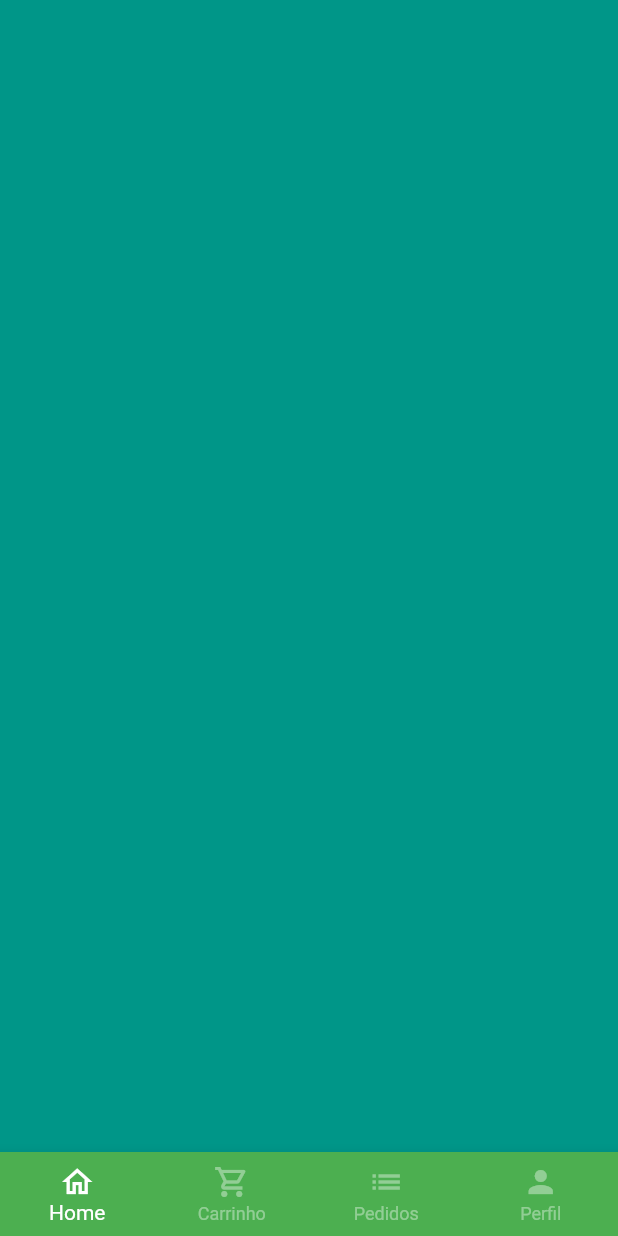
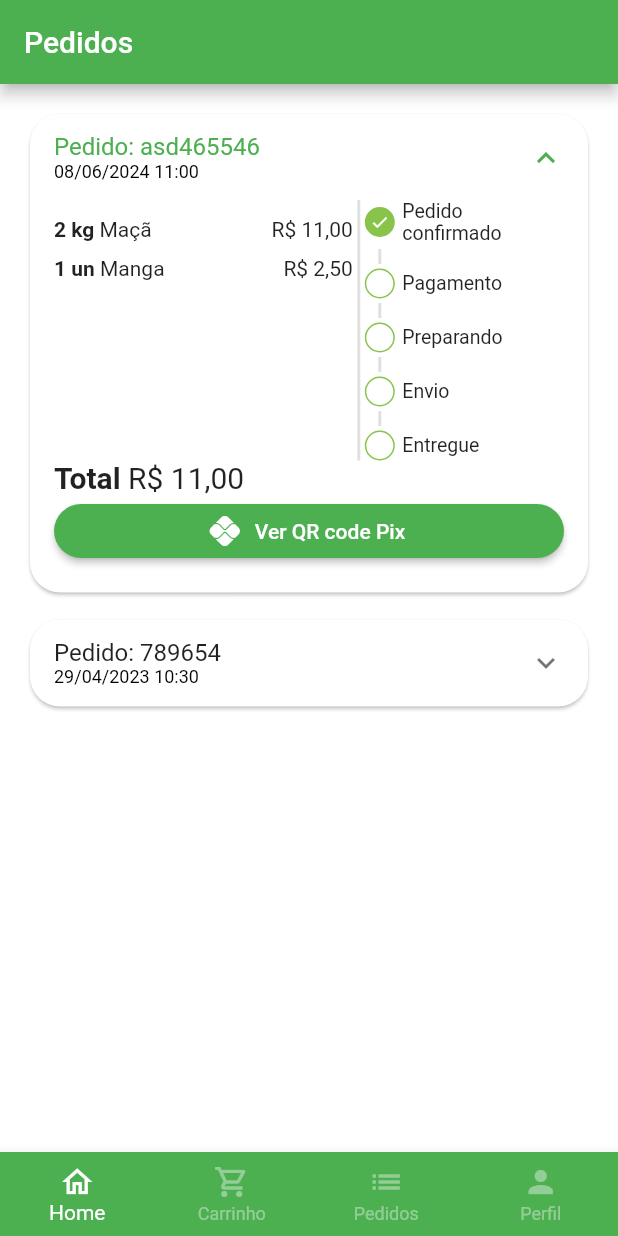
Before and after one commit to JoaoFelipeDev/Quitanda, a Flutter app: the BaseScreen screen opened directly, swiped to page 3, on a phone screen of 412 x 824 dp. Run offline on Flutter 3.47's test engine with Material 2 defaults, Android fonts, the phone set to English and light mode, and no system bars; our stand-ins replace animated_text_kit, badges, mask_text_input_formatter, qr_flutter; missing offline and left inert: dart:ffi.

Commit message:
Terminada tela de pedidos

```diff
--- a/lib/src/config/app_data.dart
+++ b/lib/src/config/app_data.dart
@@ -2,6 +2,7 @@ import 'package:quitanda/src/models/cart_item_model.dart';
 import 'package:quitanda/src/models/user_model.dart';
 
 import '../models/item_model.dart';
+import '../models/order_model.dart';
 
 ItemModel apple = ItemModel(
   description:
@@ -89,3 +90,29 @@ UserModel user = UserModel(
     celular: '99 9999 99999',
     cpf: '999.999.999-99',
     senha: '');
+
+List<OrderModel> orders = [
+  OrderModel(
+    copyAndPaste: 'Aweas31465asdwd',
+    createdDateTime: DateTime.parse('2024-06-08 11:00:10.458'),
+    id: 'asd465546',
+    overdueDateTime: DateTime.now(),
+    status: 'pending_payment',
+    total: 11.0,
+    items: [
+      CartItemModel(item: apple, quantity: 2),
+      CartItemModel(item: mango, quantity: 1),
+    ],
+  ),
+  OrderModel(
+    copyAndPaste: '1234poi',
+    createdDateTime: DateTime.now(),
+    id: '789654',
+    overdueDateTime: DateTime.now(),
+    status: 'refunded',
+    total: 11.0,
+    items: [
+      CartItemModel(item: guava, quantity: 2),
+    ],
+  ),
+];
--- /dev/null
+++ b/lib/src/models/order_model.dart
@@ -0,0 +1,21 @@
+import 'package:quitanda/src/models/cart_item_model.dart';
+
+class OrderModel {
+  String id;
+  DateTime createdDateTime;
+  DateTime overdueDateTime;
+  List<CartItemModel> items;
+  String status;
+  String copyAndPaste;
+  double total;
+
+  OrderModel({
+    required this.copyAndPaste,
+    required this.createdDateTime,
+    required this.id,
+    required this.items,
+    required this.overdueDateTime,
+    required this.status,
+    required this.total,
+  });
+}
--- a/lib/src/pages/base/base_screen.dart
+++ b/lib/src/pages/base/base_screen.dart
@@ -2,6 +2,7 @@ import 'package:flutter/material.dart';
 import 'package:quitanda/src/pages/home/home_tab.dart';
 
 import '../cart/cart_tab.dart';
+import '../orders/orders_tab.dart';
 import '../profile/profile_tab.dart';
 
 class BaseScreen extends StatefulWidget {
@@ -21,13 +22,11 @@ class _BaseScreenState extends State<BaseScreen> {
       body: PageView(
         physics: NeverScrollableScrollPhysics(),
         controller: pageController,
-        children: [
-          const HomeTab(),
-          const CartTab(),
-          Container(
-            color: Colors.teal,
-          ),
-          const ProfileTab()
+        children: const [
+          HomeTab(),
+          CartTab(),
+          OrderTab(),
+          ProfileTab(),
         ],
       ),
       bottomNavigationBar: BottomNavigationBar(
--- a/lib/src/pages/cart/cart_tab.dart
+++ b/lib/src/pages/cart/cart_tab.dart
@@ -4,6 +4,7 @@ import 'package:quitanda/src/models/cart_item_model.dart';
 import 'package:quitanda/src/services/utils_services.dart';
 import 'package:quitanda/src/config/app_data.dart' as appData;
 
+import '../common_widgets/payment_dialog.dart';
 import 'components/cart_tile.dart';
 
 class CartTab extends StatefulWidget {
@@ -97,7 +98,17 @@ class _CartTabState extends State<CartTab> {
                     ),
                     onPressed: () async {
                       bool? result = await showOrderConfirmation();
-                      print(result);
+
+                      if (result ?? false) {
+                        // ignore: use_build_context_synchronously
+                        showDialog(
+                            context: context,
+                            builder: (_) {
+                              return PaymentDialog(
+                                order: appData.orders.first,
+                              );
+                            });
+                      }
                     },
                     child: const Text(
                       'Concluir pedido',
--- /dev/null
+++ b/lib/src/pages/common_widgets/payment_dialog.dart
@@ -0,0 +1,89 @@
+import 'package:flutter/material.dart';
+import 'package:qr_flutter/qr_flutter.dart';
+import 'package:quitanda/src/models/order_model.dart';
+import 'package:quitanda/src/services/utils_services.dart';
+
+class PaymentDialog extends StatelessWidget {
+  final OrderModel order;
+  final UtilServices utilServices = UtilServices();
+  PaymentDialog({super.key, required this.order});
+
+  @override
+  Widget build(BuildContext context) {
+    return Dialog(
+      shape: RoundedRectangleBorder(
+        borderRadius: BorderRadius.circular(20),
+      ),
+      child: Stack(
+        alignment: Alignment.center,
+        children: [
+          Padding(
+            padding: const EdgeInsets.all(8.0),
+            child: Column(
+              mainAxisSize: MainAxisSize.min,
+              children: [
+                const Padding(
+                  padding: EdgeInsets.symmetric(vertical: 10),
+                  child: Text(
+                    'Pagamento com Pix',
+                    style: TextStyle(
+                      fontWeight: FontWeight.bold,
+                      fontSize: 18,
+                    ),
+                  ),
+                ),
+                QrImage(
+                  data: "1234567890",
+                  version: QrVersions.auto,
+                  size: 200.0,
+                ),
+                Text(
+                  'Vencimento: ${utilServices.formatDateTime(order.overdueDateTime)}',
+                  style: const TextStyle(
+                    fontSize: 12,
+                  ),
+                ),
+                Text(
+                  'Total: ${utilServices.priceToCurrency(order.total)}',
+                  style: const TextStyle(
+                    fontWeight: FontWeight.bold,
+                  ),
+                ),
+                OutlinedButton.icon(
+                    style: OutlinedButton.styleFrom(
+                      side: const BorderSide(
+                        width: 2,
+                        color: Colors.green,
+                      ),
+                      shape: RoundedRectangleBorder(
+                        borderRadius: BorderRadius.circular(20),
+                      ),
+                    ),
+                    onPressed: () {},
+                    icon: const Icon(
+                      Icons.copy,
+                      size: 15,
+                    ),
+                    label: const Text(
+                      'Copiar código Pix',
+                      style: TextStyle(fontSize: 13),
+                    ))
+              ],
+            ),
+          ),
+          Positioned(
+              top: 0,
+              right: 0,
+              child: IconButton(
+                onPressed: () {
+                  Navigator.of(context).pop();
+                },
+                icon: const Icon(
+                  Icons.close,
+                ),
+              ))
+        ],
+      ),
+    );
+  }
+}
--- /dev/null
+++ b/lib/src/pages/orders/components/order_status_widget.dart
@@ -0,0 +1,116 @@
+import 'package:flutter/material.dart';
+import 'package:quitanda/src/config/custom_colors.dart';
+
+class OrderStatusWidget extends StatelessWidget {
+  final String status;
+  final bool isOverdue;
+
+  final Map<String, int> allStatus = <String, int>{
+    'pending_payment': 0,
+    'refunded': 1,
+    'paid': 2,
+    'preparing_purchase': 3,
+    'shipping': 4,
+    'delivered': 5,
+  };
+
+  int get currentStatus => allStatus[status]!;
+  OrderStatusWidget({super.key, required this.status, required this.isOverdue});
+
+  @override
+  Widget build(BuildContext context) {
+    return Column(
+      crossAxisAlignment: CrossAxisAlignment.start,
+      children: [
+        const _StatusDot(
+          isActive: true,
+          tile: 'Pedido confirmado',
+        ),
+        const _CustomDivider(),
+        if (currentStatus == 1) ...[
+          const _StatusDot(
+            isActive: true,
+            tile: 'Pix extornado',
+            backgroundColor: Colors.orange,
+          ),
+        ] else if (isOverdue) ...[
+          const _StatusDot(
+            isActive: true,
+            tile: 'Pagamento pix vencido',
+            backgroundColor: Colors.red,
+          )
+        ] else ...[
+          _StatusDot(isActive: currentStatus >= 2, tile: 'Pagamento'),
+          const _CustomDivider(),
+          _StatusDot(isActive: currentStatus >= 3, tile: 'Preparando'),
+          const _CustomDivider(),
+          _StatusDot(isActive: currentStatus >= 4, tile: 'Envio'),
+          const _CustomDivider(),
+          _StatusDot(isActive: currentStatus == 5, tile: 'Entregue'),
+        ]
+      ],
+    );
+  }
+}
+
+class _CustomDivider extends StatelessWidget {
+  const _CustomDivider({super.key});
+
+  @override
+  Widget build(BuildContext context) {
+    return Container(
+      margin: const EdgeInsets.symmetric(horizontal: 9, vertical: 3),
+      height: 10,
+      width: 2,
+      color: Colors.grey.shade300,
+    );
+  }
+}
+
+class _StatusDot extends StatelessWidget {
+  final bool isActive;
+  final String tile;
+  final Color? backgroundColor;
+  const _StatusDot(
+      {super.key,
+      required this.isActive,
+      required this.tile,
+      this.backgroundColor});
+
+  @override
+  Widget build(BuildContext context) {
+    return Row(
+      children: [
+        Container(
+          alignment: Alignment.center,
+          height: 20,
+          width: 20,
+          decoration: BoxDecoration(
+              shape: BoxShape.circle,
+              border: Border.all(
+                color: CustomColors.customSwatchColor,
+              ),
+              color: isActive
+                  ? backgroundColor ?? CustomColors.customSwatchColor
+                  : Colors.transparent),
+          child: isActive
+              ? const Icon(
+                  Icons.check,
+                  size: 13,
+                  color: Colors.white,
+                )
+              : const SizedBox.shrink(),
+        ),
+        const SizedBox(
+          width: 5,
+        ),
+        Expanded(
+          child: Text(
+            tile,
+            style: const TextStyle(fontSize: 13),
+          ),
+        )
+      ],
+    );
+  }
+}
--- /dev/null
+++ b/lib/src/pages/orders/components/order_tile.dart
@@ -0,0 +1,149 @@
+import 'package:flutter/material.dart';
+import 'package:quitanda/src/models/cart_item_model.dart';
+import 'package:quitanda/src/models/order_model.dart';
+import 'package:quitanda/src/services/utils_services.dart';
+
+import '../../common_widgets/payment_dialog.dart';
+import 'order_status_widget.dart';
+
+class OrderTile extends StatelessWidget {
+  final OrderModel order;
+  OrderTile({super.key, required this.order});
+
+  final UtilServices utilServices = UtilServices();
+  @override
+  Widget build(BuildContext context) {
+    return Card(
+      shape: RoundedRectangleBorder(
+        borderRadius: BorderRadius.circular(20),
+      ),
+      child: Theme(
+          data: Theme.of(context).copyWith(dividerColor: Colors.transparent),
+          child: ExpansionTile(
+            initiallyExpanded: order.status == 'pending_payment',
+            title: Column(
+              mainAxisSize: MainAxisSize.min,
+              crossAxisAlignment: CrossAxisAlignment.start,
+              children: [
+                Text('Pedido: ${order.id}'),
+                Text(
+                  utilServices.formatDateTime(order.createdDateTime),
+                  style: const TextStyle(
+                    fontSize: 12,
+                    color: Colors.black,
+                  ),
+                ),
+              ],
+            ),
+            childrenPadding: const EdgeInsets.fromLTRB(16, 0, 16, 16),
+            expandedCrossAxisAlignment: CrossAxisAlignment.stretch,
+            children: [
+              IntrinsicHeight(
+                child: Row(
+                  children: [
+                    Expanded(
+                      flex: 3,
+                      child: SizedBox(
+                        height: 150,
+                        child: ListView(
+                          children: order.items.map((orderItem) {
+                            return _OrderItemWidget(
+                              utilServices: utilServices,
+                              orderItem: orderItem,
+                            );
+                          }).toList(),
+                        ),
+                      ),
+                    ),
+                    VerticalDivider(
+                      color: Colors.grey.shade300,
+                      thickness: 2,
+                      width: 8,
+                    ),
+                    Expanded(
+                      flex: 2,
+                      child: OrderStatusWidget(
+                        status: order.status,
+                        isOverdue:
+                            order.createdDateTime.isBefore(DateTime.now()),
+                      ),
+                    ),
+                  ],
+                ),
+              ),
+              Text.rich(
+                TextSpan(
+                  style: const TextStyle(fontSize: 20),
+                  children: [
+                    const TextSpan(
+                      text: 'Total ',
+                      style: TextStyle(
+                        fontWeight: FontWeight.bold,
+                      ),
+                    ),
+                    TextSpan(
+                      text: utilServices.priceToCurrency(order.total),
+                    )
+                  ],
+                ),
+              ),
+              Visibility(
+                visible: order.status == 'pending_payment',
+                child: ElevatedButton.icon(
+                  style: ElevatedButton.styleFrom(
+                    shape: RoundedRectangleBorder(
+                      borderRadius: BorderRadius.circular(20),
+                    ),
+                  ),
+                  onPressed: () {
+                    showDialog(
+                        context: context,
+                        builder: (_) {
+                          return PaymentDialog(
+                            order: order,
+                          );
+                        });
+                  },
+                  icon: const Icon(Icons.pix_sharp),
+                  label: const Text('Ver QR code Pix'),
+                ),
+              )
+            ],
+          )),
+    );
+  }
+}
+
+class _OrderItemWidget extends StatelessWidget {
+  const _OrderItemWidget({
+    super.key,
+    required this.utilServices,
+    required this.orderItem,
+  });
+
+  final UtilServices utilServices;
+  final CartItemModel orderItem;
+
+  @override
+  Widget build(BuildContext context) {
+    return Padding(
+      padding: const EdgeInsets.only(bottom: 10),
+      child: Row(
+        children: [
+          Text(
+            '${orderItem.quantity} ${orderItem.item.unit} ',
+            style: const TextStyle(
+              fontWeight: FontWeight.bold,
+            ),
+          ),
+          Expanded(child: Text(orderItem.item.itemName)),
+          Text(
+            utilServices.priceToCurrency(
+              orderItem.totalPrice(),
+            ),
+          ),
+        ],
+      ),
+    );
+  }
+}
--- /dev/null
+++ b/lib/src/pages/orders/orders_tab.dart
@@ -0,0 +1,29 @@
+import 'package:flutter/material.dart';
+import 'package:quitanda/src/config/app_data.dart' as appData;
+
+import 'components/order_tile.dart';
+
+class OrderTab extends StatefulWidget {
+  const OrderTab({super.key});
+
+  @override
+  State<OrderTab> createState() => _OrderTabState();
+}
+
+class _OrderTabState extends State<OrderTab> {
+  @override
+  Widget build(BuildContext context) {
+    return Scaffold(
+      appBar: AppBar(
+        title: const Text('Pedidos'),
+      ),
+      body: ListView.separated(
+        padding: const EdgeInsets.all(16),
+        physics: const BouncingScrollPhysics(),
+        separatorBuilder: (_, index) => const SizedBox(height: 10),
+        itemCount: appData.orders.length,
+        itemBuilder: (_, index) => OrderTile(order: appData.orders[index]),
+      ),
+    );
+  }
+}
--- a/lib/src/services/utils_services.dart
+++ b/lib/src/services/utils_services.dart
@@ -1,8 +1,17 @@
 import 'package:intl/intl.dart';
+import 'package:intl/date_symbol_data_local.dart';
 
 class UtilServices {
   String priceToCurrency(double price) {
     NumberFormat numberFormat = NumberFormat.simpleCurrency(locale: 'pt_BR');
     return numberFormat.format(price);
   }
+
+  String formatDateTime(DateTime dateTime) {
+    initializeDateFormatting();
+
+    DateFormat dateFormat = DateFormat.yMd('pt_BR').add_Hm();
+
+    return dateFormat.format(dateTime);
+  }
 }
```
Also changed, not shown: pubspec.yaml (+3 -4 lines), pubspec.lock.
